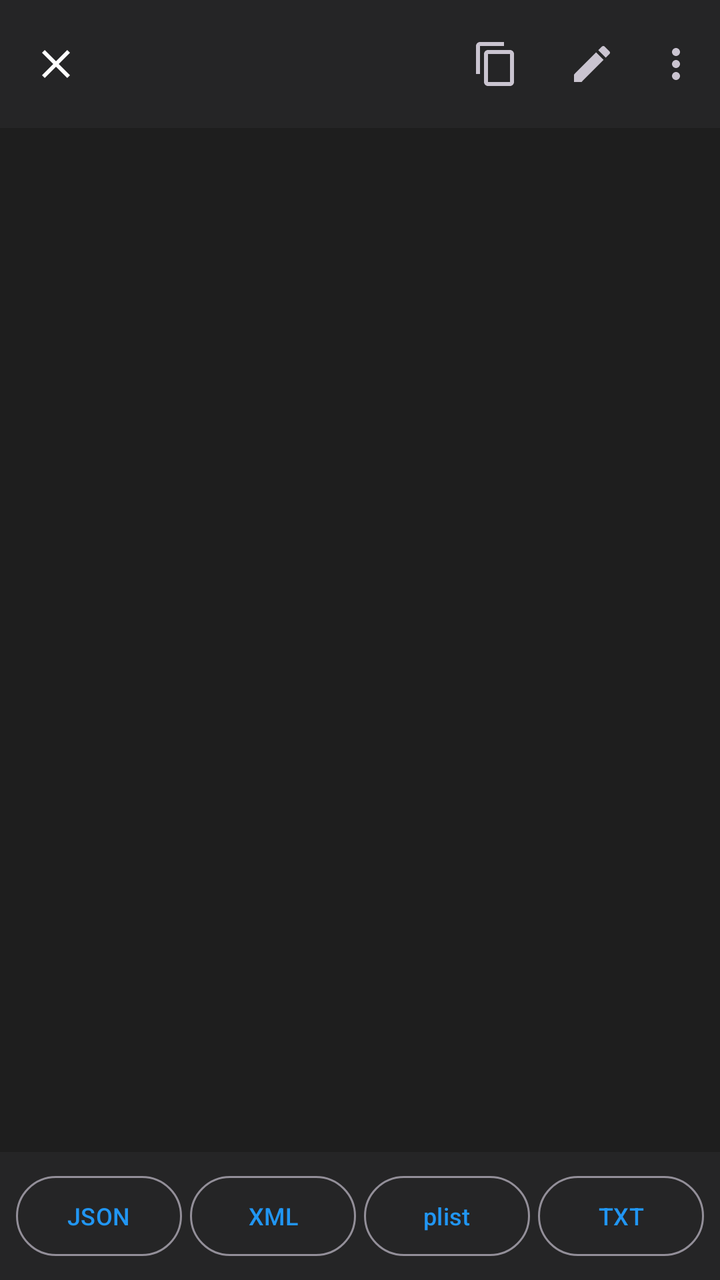
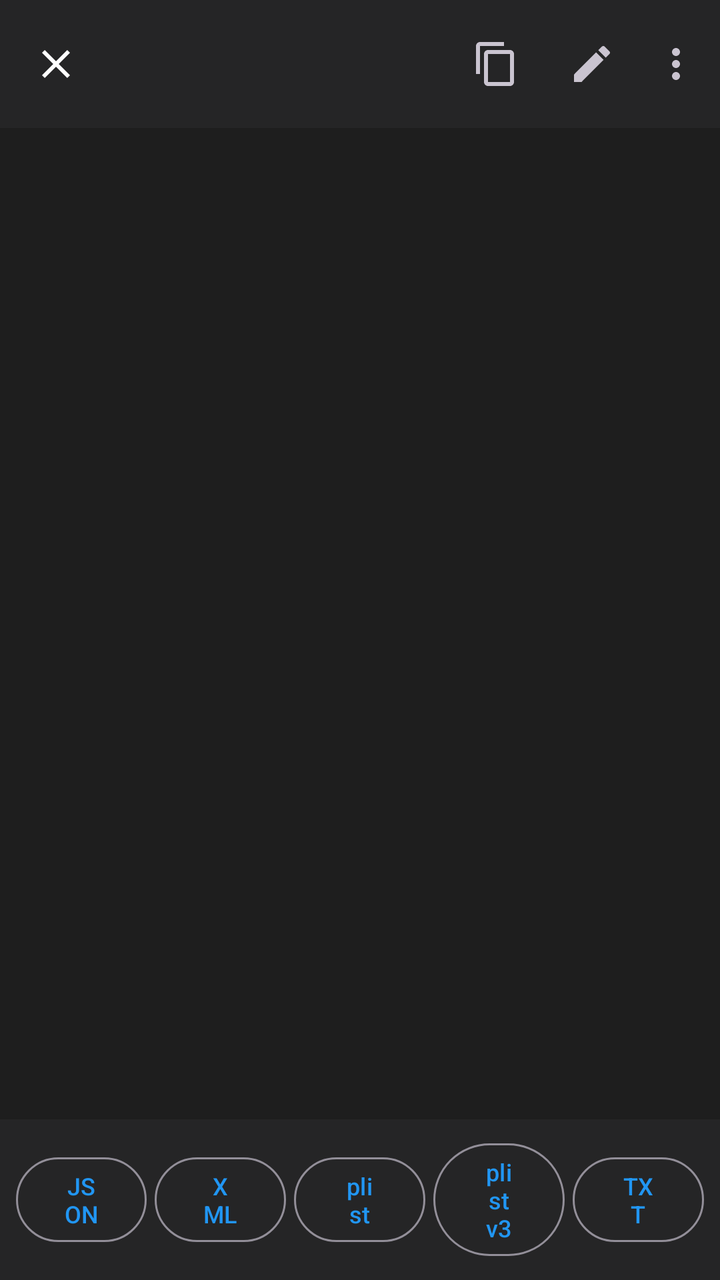

Screens rendered from an Android XML layout before and after an edit, with the pre-edit source and the edit as a unified diff.
<!-- AndroidManifest.xml: activity theme Theme.CiaTexturePacker.Code -->
<!-- res/layout/activity_data_editor.xml -->
<?xml version="1.0" encoding="utf-8"?>
<LinearLayout xmlns:android="http://schemas.android.com/apk/res/android"
    xmlns:app="http://schemas.android.com/apk/res-auto"
    android:layout_width="match_parent"
    android:layout_height="match_parent"
    android:background="@color/code_bg"
    android:orientation="vertical">

    <com.google.android.material.appbar.MaterialToolbar
        android:id="@+id/toolbar"
        android:layout_width="match_parent"
        android:layout_height="?attr/actionBarSize"
        android:background="#252526"
        app:navigationIcon="@drawable/ic_close"
        app:titleTextColor="@color/code_text"
        app:menu="@menu/editor_menu" />

    <FrameLayout
        android:layout_width="match_parent"
        android:layout_height="0dp"
        android:layout_weight="1">

        <ScrollView
            android:layout_width="match_parent"
            android:layout_height="match_parent">

            <TextView
                android:id="@+id/tvCode"
                android:layout_width="match_parent"
                android:layout_height="wrap_content"
                android:padding="12dp"
                android:textColor="@color/code_text"
                android:textIsSelectable="true"
                android:textSize="12sp"
                android:typeface="monospace" />
        </ScrollView>

        <EditText
            android:id="@+id/etCode"
            android:layout_width="match_parent"
            android:layout_height="match_parent"
            android:background="@color/code_bg"
            android:gravity="top|start"
            android:inputType="textMultiLine|textNoSuggestions"
            android:padding="12dp"
            android:scrollbars="vertical"
            android:textColor="@color/code_text"
            android:textSize="12sp"
            android:typeface="monospace"
            android:visibility="gone" />
    </FrameLayout>

    <LinearLayout
        android:id="@+id/formatTabs"
        android:layout_width="match_parent"
        android:layout_height="wrap_content"
        android:background="#252526"
        android:gravity="center"
        android:orientation="horizontal"
        android:padding="8dp">

        <Button
            android:id="@+id/tabJson"
            style="?attr/materialButtonOutlinedStyle"
            android:layout_width="0dp"
            android:layout_height="wrap_content"
            android:layout_marginEnd="4dp"
            android:layout_weight="1"
            android:text="JSON"
            android:textSize="12sp" />

        <Button
            android:id="@+id/tabXml"
            style="?attr/materialButtonOutlinedStyle"
            android:layout_width="0dp"
            android:layout_height="wrap_content"
            android:layout_marginEnd="4dp"
            android:layout_weight="1"
            android:text="XML"
            android:textSize="12sp" />

        <Button
            android:id="@+id/tabPlist"
            style="?attr/materialButtonOutlinedStyle"
            android:layout_width="0dp"
            android:layout_height="wrap_content"
            android:layout_marginEnd="4dp"
            android:layout_weight="1"
            android:text="plist"
            android:textSize="12sp" />

        <Button
            android:id="@+id/tabTxt"
            style="?attr/materialButtonOutlinedStyle"
            android:layout_width="0dp"
            android:layout_height="wrap_content"
            android:layout_weight="1"
            android:text="TXT"
            android:textSize="12sp" />
    </LinearLayout>
</LinearLayout>
<!-- resources referenced by this layout -->
<resources>
  <color name="code_bg">#1E1E1E</color>
  <color name="code_text">#D4D4D4</color>
  <!-- drawable ic_close (drawable) -->
  <?xml version="1.0" encoding="utf-8"?>
  <vector xmlns:android="http://schemas.android.com/apk/res/android"
      android:width="24dp"
      android:height="24dp"
      android:viewportWidth="24"
      android:viewportHeight="24">
      <path
          android:fillColor="#FFFFFF"
          android:pathData="M19,6.41L17.59,5 12,10.59 6.41,5 5,6.41 10.59,12 5,17.59 6.41,19 12,13.41 17.59,19 19,17.59 13.41,12z" />
  </vector>
  <style name="Theme.CiaTexturePacker.Code" parent="Theme.Material3.Dark.NoActionBar">
          <item name="colorPrimary">@color/blue</item>
          <item name="colorOnPrimary">#FFFFFF</item>
          <item name="android:colorBackground">@color/code_bg</item>
          <item name="colorSurface">#252526</item>
          <item name="colorOnSurface">@color/code_text</item>
      </style>
  <color name="blue">#2196F3</color>
</resources>

<!-- the commit's change to res/layout/activity_data_editor.xml (unified diff, before → after) -->
@@ -90,6 +90,16 @@
             android:textSize="12sp" />
 
         <Button
+            android:id="@+id/tabPlist3"
+            style="?attr/materialButtonOutlinedStyle"
+            android:layout_width="0dp"
+            android:layout_height="wrap_content"
+            android:layout_marginEnd="4dp"
+            android:layout_weight="1"
+            android:text="plist v3"
+            android:textSize="12sp" />
+
+        <Button
             android:id="@+id/tabTxt"
             style="?attr/materialButtonOutlinedStyle"
             android:layout_width="0dp"
